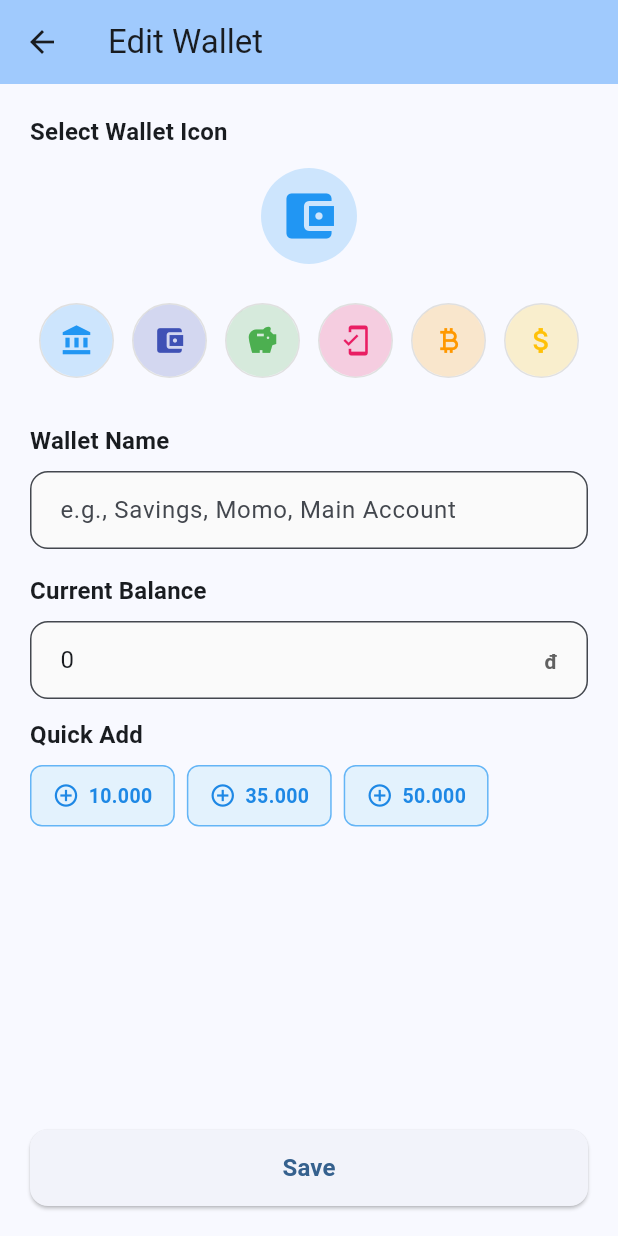
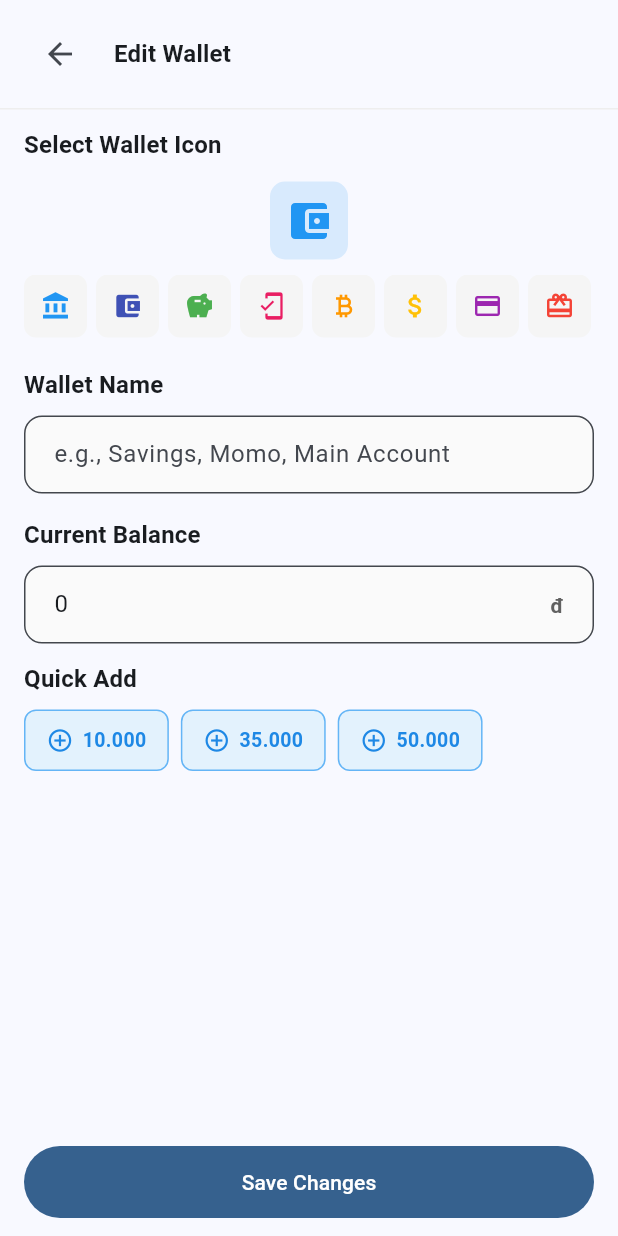
Before and after one commit to hoangluong202/my_wallet, a Flutter app: the EditWalletPage screen opened directly with empty values, on a phone screen of 412 x 824 dp. Run offline on Flutter 3.47's test engine with Material 3 defaults, Android fonts, the phone set to English and light mode, and no system bars; our stand-ins replace fl_chart.

Commit message:
vide-coding: wallet details

```diff
--- a/lib/edit_wallet_page.dart
+++ b/lib/edit_wallet_page.dart
@@ -1,5 +1,6 @@
 import 'package:flutter/material.dart';
 import 'package:flutter/services.dart';
+import 'notification_widget.dart';
 
 class EditWalletPage extends StatefulWidget {
   final String walletName;
@@ -68,7 +69,6 @@ class _EditWalletPageState extends State<EditWalletPage> {
 
   void _submitForm() {
     if (_formKey.currentState!.validate()) {
-      // Form is valid
       final walletData = {
         'name': _walletNameController.text,
         'balance': int.parse(
@@ -80,106 +80,141 @@ class _EditWalletPageState extends State<EditWalletPage> {
 
       debugPrint('Wallet updated: $walletData');
 
-      // Pop back to previous page immediately
+      SuccessNotification.show(
+        context: context,
+        message: 'Changes saved successfully!',
+        duration: const Duration(seconds: 2),
+      );
+
+      Future.delayed(const Duration(milliseconds: 600), () {
+        if (mounted) {
           Navigator.pop(context, true);
         }
+      });
+    }
+  }
+
+  Widget _buildHeader(BuildContext context) {
+    return Container(
+      padding: const EdgeInsets.symmetric(horizontal: 16, vertical: 12),
+      decoration: BoxDecoration(
+        border: Border(bottom: BorderSide(color: Colors.grey.shade200)),
+      ),
+      child: Row(
+        children: [
+          IconButton(
+            icon: const Icon(Icons.arrow_back),
+            onPressed: () => Navigator.pop(context),
+            padding: EdgeInsets.zero,
+            constraints: const BoxConstraints(),
+          ),
+          const SizedBox(width: 12),
+          Text(
+            'Edit Wallet',
+            style: Theme.of(context)
+                .textTheme
+                .titleMedium
+                ?.copyWith(fontWeight: FontWeight.bold),
+          ),
+        ],
+      ),
+    );
   }
 
   @override
   Widget build(BuildContext context) {
     return Scaffold(
-      appBar: AppBar(
-        title: const Text('Edit Wallet'),
-        centerTitle: false,
-        backgroundColor: Theme.of(context).colorScheme.inversePrimary,
-        leading: IconButton(
-          icon: const Icon(Icons.arrow_back),
-          onPressed: () => Navigator.pop(context),
-          tooltip: 'Back',
+      resizeToAvoidBottomInset: true,
+      body: SafeArea(
+        child: Column(
+          children: [
+            // Header
+            _buildHeader(context),
+            // Content
+            Expanded(
+              child: SingleChildScrollView(
+                child: Padding(
+                  padding: const EdgeInsets.symmetric(
+                    horizontal: 16,
+                    vertical: 12,
                   ),
-        elevation: 0,
-      ),
-      body: Padding(
-        padding: const EdgeInsets.all(20.0),
                   child: Form(
                     key: _formKey,
                     child: Column(
                       crossAxisAlignment: CrossAxisAlignment.start,
                       children: [
-              Expanded(
-                child: SingleChildScrollView(
-                  child: Column(
-                    crossAxisAlignment: CrossAxisAlignment.start,
-                    children: [
                         _buildSectionTitle('Select Wallet Icon'),
                         const SizedBox(height: 12),
-                      // Icon preview and selector (aligned with Add Wallet)
                         Column(
                           children: [
-                          CircleAvatar(
-                            radius: 32,
-                            backgroundColor: _selectedIconColor.withOpacity(
-                              0.2,
+                            Container(
+                              padding: const EdgeInsets.all(10),
+                              decoration: BoxDecoration(
+                                color: _selectedIconColor.withOpacity(0.15),
+                                borderRadius: BorderRadius.circular(10),
                               ),
                               child: Icon(
                                 _selectedIcon,
-                              size: 40,
+                                size: 32,
                                 color: _selectedIconColor,
                               ),
                             ),
-                          const SizedBox(height: 16),
-                          SizedBox(
-                            height: 70,
-                            child: ListView.builder(
+                            const SizedBox(height: 10),
+                            SingleChildScrollView(
                               scrollDirection: Axis.horizontal,
-                              itemCount: _walletIcons.length,
-                              itemBuilder: (context, index) {
-                                final iconData = _walletIcons[index];
-                                final isSelected =
-                                    iconData['icon'] == _selectedIcon &&
-                                    iconData['color'] == _selectedIconColor;
-                                return GestureDetector(
+                              child: Row(
+                                children: _walletIcons
+                                    .map(
+                                      (iconData) => Padding(
+                                        padding:
+                                            const EdgeInsets.only(right: 6),
+                                        child: GestureDetector(
                                           onTap: () {
                                             setState(() {
-                                      _selectedIcon = iconData['icon'];
-                                      _selectedIconColor = iconData['color'];
+                                              _selectedIcon =
+                                                  iconData['icon'];
+                                              _selectedIconColor =
+                                                  iconData['color'];
                                             });
                                           },
                                           child: Container(
-                                    margin: const EdgeInsets.symmetric(
-                                      horizontal: 6,
+                                            width: 42,
+                                            height: 42,
+                                            decoration: BoxDecoration(
+                                              color: _selectedIcon ==
+                                                          iconData['icon'] &&
+                                                      _selectedIconColor ==
+                                                          iconData['color']
+                                                  ? iconData['color']
+                                                      .withOpacity(0.25)
+                                                  : Colors.grey.shade100,
+                                              borderRadius:
+                                                  BorderRadius.circular(8),
+                                              border: Border.all(
+                                                color: _selectedIcon ==
+                                                            iconData['icon'] &&
+                                                        _selectedIconColor ==
+                                                            iconData['color']
+                                                    ? iconData['color']
+                                                    : Colors.transparent,
+                                                width: 2,
                                               ),
-                                    decoration: BoxDecoration(
-                                      border: isSelected
-                                          ? Border.all(
-                                              color: _selectedIconColor,
-                                              width: 2,
-                                            )
-                                          : Border.all(
-                                              color: Colors.grey.shade300,
-                                              width: 1,
                                             ),
-                                      shape: BoxShape.circle,
-                                    ),
-                                    child: CircleAvatar(
-                                      radius: 24,
-                                      backgroundColor: iconData['color']
-                                          .withOpacity(0.2),
                                             child: Icon(
                                               iconData['icon'],
-                                        size: 22,
+                                              size: 20,
                                               color: iconData['color'],
                                             ),
                                           ),
                                         ),
-                                );
-                              },
+                                      ),
+                                    )
+                                    .toList(),
                               ),
                             ),
                           ],
                         ),
                         const SizedBox(height: 20),
-                      // Wallet Name
                         _buildSectionTitle('Wallet Name'),
                         const SizedBox(height: 8),
                         TextFormField(
@@ -199,7 +234,6 @@ class _EditWalletPageState extends State<EditWalletPage> {
                           },
                         ),
                         const SizedBox(height: 16),
-                      // Current Balance
                         _buildSectionTitle('Current Balance'),
                         const SizedBox(height: 8),
                         TextFormField(
@@ -245,7 +279,6 @@ class _EditWalletPageState extends State<EditWalletPage> {
                           },
                         ),
                         const SizedBox(height: 12),
-                      // Quick suggestion buttons
                         _buildSectionTitle('Quick Add'),
                         const SizedBox(height: 8),
                         SingleChildScrollView(
@@ -264,26 +297,29 @@ class _EditWalletPageState extends State<EditWalletPage> {
                     ),
                   ),
                 ),
-              const SizedBox(height: 12),
-              // Fixed Save Button at bottom
-              SizedBox(
-                width: double.infinity,
-                child: ElevatedButton(
-                  onPressed: _submitForm,
-                  style: ElevatedButton.styleFrom(
-                    padding: const EdgeInsets.symmetric(vertical: 14),
-                    shape: RoundedRectangleBorder(
-                      borderRadius: BorderRadius.circular(12),
               ),
             ),
-                  child: const Text(
-                    'Save',
-                    style: TextStyle(fontSize: 16, fontWeight: FontWeight.w600),
+            // Fixed Save Button at bottom
+            SafeArea(
+              top: false,
+              child: Padding(
+                padding: const EdgeInsets.symmetric(
+                  horizontal: 16,
+                  vertical: 12,
+                ),
+                child: SizedBox(
+                  width: double.infinity,
+                  child: FilledButton(
+                    onPressed: _submitForm,
+                    style: FilledButton.styleFrom(
+                      padding: const EdgeInsets.symmetric(vertical: 14),
+                    ),
+                    child: const Text('Save Changes'),
+                  ),
                 ),
               ),
             ),
           ],
-          ),
         ),
       ),
     );
@@ -292,9 +328,10 @@ class _EditWalletPageState extends State<EditWalletPage> {
   Widget _buildSectionTitle(String title) {
     return Text(
       title,
-      style: Theme.of(
-        context,
-      ).textTheme.titleMedium?.copyWith(fontWeight: FontWeight.bold),
+      style: Theme.of(context)
+          .textTheme
+          .titleMedium
+          ?.copyWith(fontWeight: FontWeight.bold),
     );
   }
 
```
Also changed, not shown: lib/wallet_detail_page.dart (added, +375 -0 lines), lib/wallets_page.dart (+17 -55 lines). Lines whose indentation alone changed are shown as unchanged.
